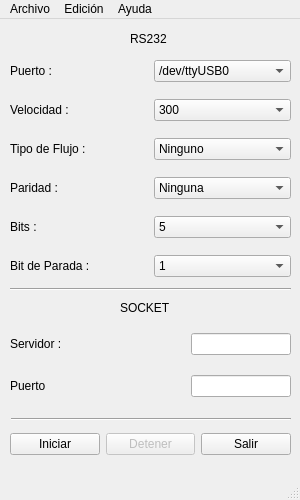
First picture: the form in RS232/GUIAdaptador.ui, repository vialrogo/pbx-viewer, before the edit.
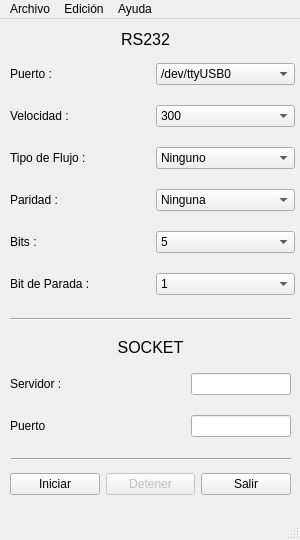
Second picture: the form after the edit.

What changed in the file:
```diff
--- a/RS232/GUIAdaptador.ui
+++ b/RS232/GUIAdaptador.ui
@@ -10,19 +10,19 @@
     <x>0</x>
     <y>0</y>
     <width>300</width>
-    <height>500</height>
+    <height>540</height>
    </rect>
   </property>
   <property name="minimumSize">
    <size>
     <width>300</width>
-    <height>500</height>
+    <height>540</height>
    </size>
   </property>
   <property name="maximumSize">
    <size>
     <width>300</width>
-    <height>500</height>
+    <height>540</height>
    </size>
   </property>
   <property name="focusPolicy">
@@ -40,8 +40,8 @@
      <rect>
       <x>10</x>
       <y>30</y>
-      <width>281</width>
-      <height>241</height>
+      <width>285</width>
+      <height>266</height>
      </rect>
     </property>
     <layout class="QGridLayout" name="gridLayout">
@@ -50,6 +50,9 @@
        <property name="text">
         <string>Velocidad : </string>
        </property>
+       <property name="margin">
+        <number>10</number>
+       </property>
       </widget>
      </item>
      <item row="3" column="0">
@@ -57,6 +60,9 @@
        <property name="text">
         <string>Tipo de Flujo : </string>
        </property>
+       <property name="margin">
+        <number>10</number>
+       </property>
       </widget>
      </item>
      <item row="4" column="0">
@@ -64,6 +70,9 @@
        <property name="text">
         <string>Paridad : </string>
        </property>
+       <property name="margin">
+        <number>10</number>
+       </property>
       </widget>
      </item>
      <item row="5" column="0">
@@ -71,6 +80,9 @@
        <property name="text">
         <string>Bits : </string>
        </property>
+       <property name="margin">
+        <number>10</number>
+       </property>
       </widget>
      </item>
      <item row="2" column="1">
@@ -208,6 +220,9 @@
        <property name="text">
         <string>Puerto : </string>
        </property>
+       <property name="margin">
+        <number>10</number>
+       </property>
       </widget>
      </item>
      <item row="1" column="1">
@@ -244,6 +259,9 @@
        <property name="text">
         <string>Bit de Parada : </string>
        </property>
+       <property name="margin">
+        <number>10</number>
+       </property>
       </widget>
      </item>
     </layout>
@@ -251,21 +269,29 @@
    <widget class="QLabel" name="label_8">
     <property name="geometry">
      <rect>
-      <x>120</x>
-      <y>280</y>
-      <width>62</width>
+      <x>100</x>
+      <y>320</y>
+      <width>101</width>
       <height>17</height>
      </rect>
     </property>
+    <property name="font">
+     <font>
+      <pointsize>12</pointsize>
+     </font>
+    </property>
     <property name="text">
      <string>SOCKET</string>
     </property>
+    <property name="alignment">
+     <set>Qt::AlignCenter</set>
+    </property>
    </widget>
    <widget class="QWidget" name="gridLayoutWidget_2">
     <property name="geometry">
      <rect>
       <x>10</x>
-      <y>300</y>
+      <y>340</y>
       <width>281</width>
       <height>93</height>
      </rect>
@@ -332,7 +358,7 @@
     <property name="geometry">
      <rect>
       <x>10</x>
-      <y>400</y>
+      <y>440</y>
       <width>281</width>
       <height>51</height>
      </rect>
@@ -367,21 +393,29 @@
    <widget class="QLabel" name="label">
     <property name="geometry">
      <rect>
-      <x>130</x>
+      <x>110</x>
       <y>10</y>
-      <width>41</width>
+      <width>71</width>
       <height>20</height>
      </rect>
     </property>
+    <property name="font">
+     <font>
+      <pointsize>12</pointsize>
+     </font>
+    </property>
     <property name="text">
      <string>RS232</string>
     </property>
+    <property name="alignment">
+     <set>Qt::AlignCenter</set>
+    </property>
    </widget>
    <widget class="Line" name="line">
     <property name="geometry">
      <rect>
       <x>10</x>
-      <y>260</y>
+      <y>290</y>
       <width>281</width>
       <height>20</height>
      </rect>
@@ -394,7 +428,7 @@
     <property name="geometry">
      <rect>
       <x>11</x>
-      <y>390</y>
+      <y>430</y>
       <width>280</width>
       <height>20</height>
      </rect>
```
Left out of the diff: 2 changed lines with no effect on the pictures.
